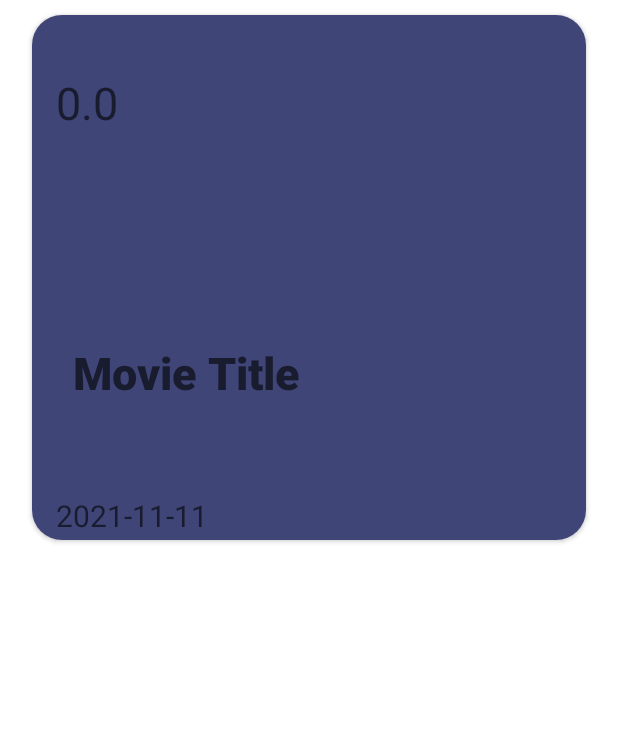
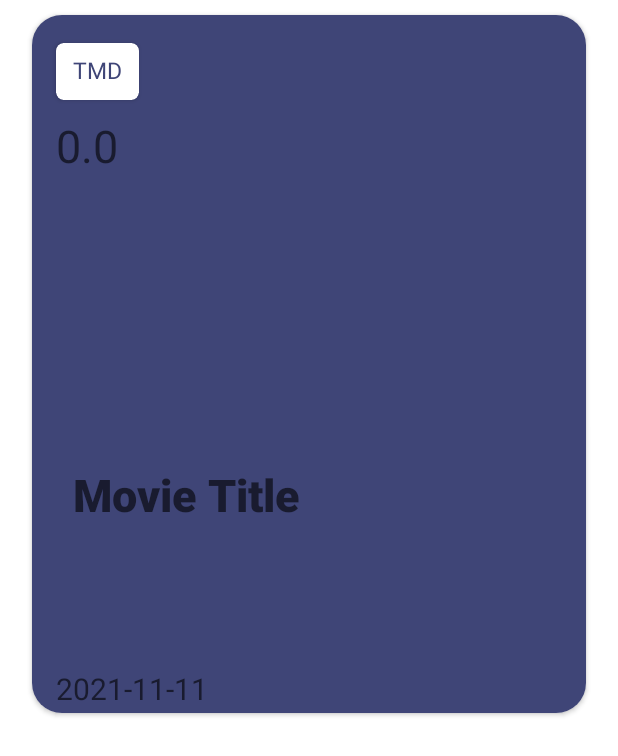
Before and after one commit to barbosaivan/theMovieDB, an Android app: the layout list_movie.xml on its own in the app's theme, with its tools: preview values and no code run, on a phone screen of 412 x 824 dp. Shown: the top 756 px of the screen. Run offline under Robolectric (Android 15) with nearby library versions, the phone set to English and light mode, and no system bars.

Commit message:
IMPLEMENTACION - Metodo cargar paginas
Se implemento metodo para cargar nuevos datos de le API  the movie db al llegar al final de los datos actualmente cargados.

- Declaracion de dos variables globales, bolean load y int nextPage.
- Modificacion del tamaño de los cardView que contienen los poster.

```diff
--- a/app/src/main/res/layout/list_movie.xml
+++ b/app/src/main/res/layout/list_movie.xml
@@ -4,7 +4,7 @@
     xmlns:tools="http://schemas.android.com/tools"
     android:id="@+id/cardview"
     android:layout_width="match_parent"
-    android:layout_height="350dp"
+    android:layout_height="465dp"
     android:layout_marginHorizontal="21.2728dp"
     android:layout_marginVertical="10dp"
     app:cardCornerRadius="20dp">
@@ -16,16 +16,40 @@
         android:background="@color/Violeta"
         android:orientation="vertical">
 
+        <androidx.cardview.widget.CardView
+            android:layout_width="55dp"
+            android:layout_height="38dp"
+            app:cardCornerRadius="5dp"
+            app:layout_constraintBottom_toBottomOf="@+id/textViewAverage"
+            app:layout_constraintEnd_toEndOf="parent"
+            app:layout_constraintStart_toStartOf="parent"
+            app:layout_constraintHorizontal_bias="0.05"
+            app:layout_constraintVertical_bias="0.3"
+            app:layout_constraintTop_toTopOf="@+id/imageViewMovie">
+
+            <TextView
+                android:layout_width="match_parent"
+                android:layout_height="match_parent"
+                android:text="TMDB"
+                android:textSize="15sp"
+                android:padding="7dp"
+                android:textAlignment="center"
+                android:textColor="@color/Violeta"/>
+
+        </androidx.cardview.widget.CardView>
+
         <ImageView
             android:id="@+id/imageViewMovie"
             android:layout_width="match_parent"
             android:layout_height="match_parent"
-            tools:ignore="MissingConstraints" />
+            tools:ignore="MissingConstraints"
+            tools:layout_editor_absoluteX="0dp"
+            tools:layout_editor_absoluteY="0dp" />
 
         <TextView
             android:id="@+id/textViewAverage"
             android:layout_width="50dp"
-            android:layout_height="40dp"
+            android:layout_height="32.5dp"
             android:fontFamily="sans-serif"
             android:hint="0.0"
             android:textColor="@color/white"
@@ -35,7 +59,7 @@
             app:layout_constraintHorizontal_bias="0.05"
             app:layout_constraintStart_toStartOf="@+id/imageViewMovie"
             app:layout_constraintTop_toTopOf="@+id/imageViewMovie"
-            app:layout_constraintVertical_bias="0.214" />
+            app:layout_constraintVertical_bias="0.25" />
 
         <TextView
             android:id="@+id/textViewTitle"
```
Also changed, not shown: app/src/main/java/com/example/wposs_001_semillero_wmovie/MainActivity.java (+59 -30 lines).
